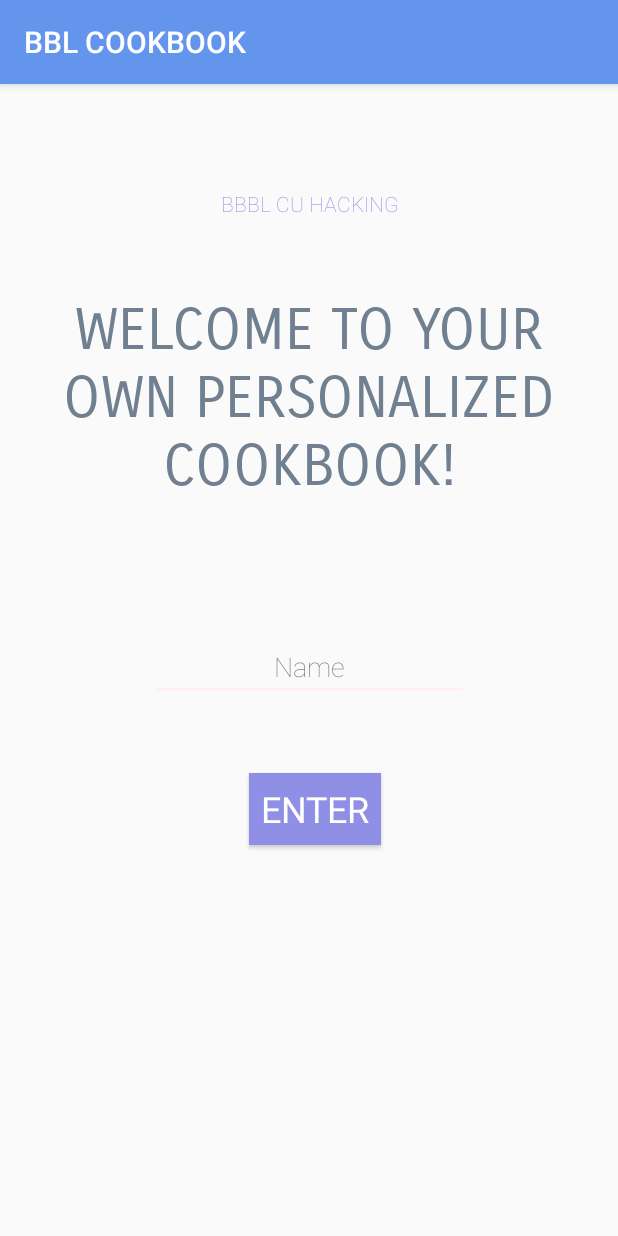
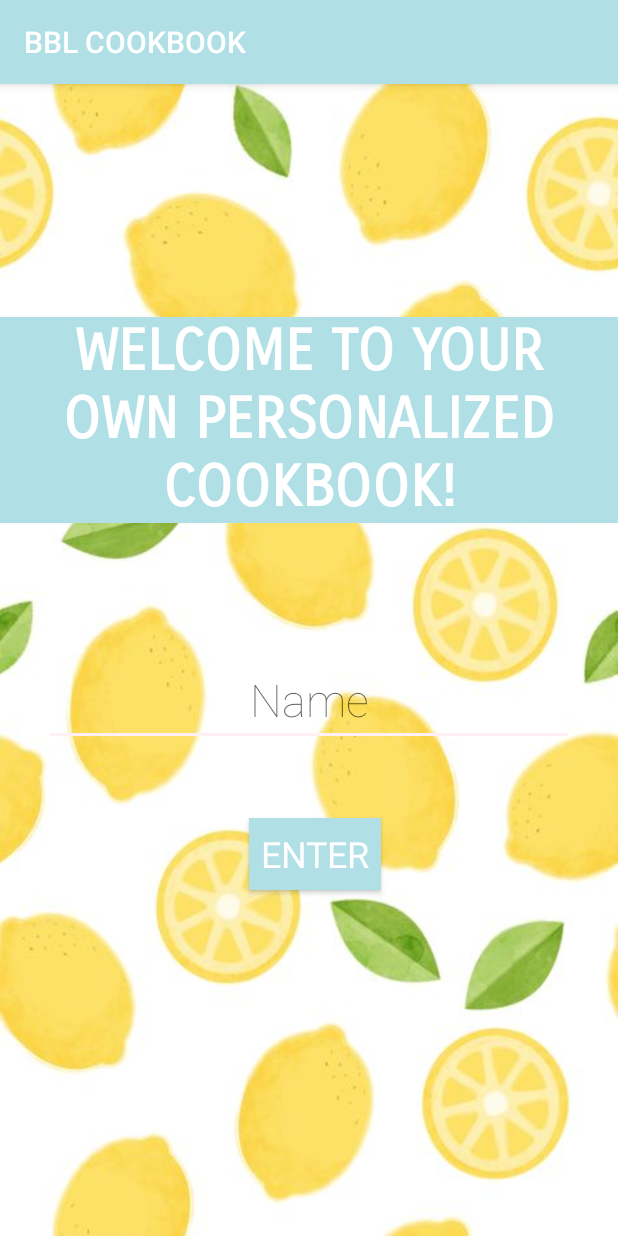
Before and after one commit to ginabak/BBBLcuhacking, an Android app: the screen it shows after launch (MainActivity), on a phone screen of 412 x 824 dp. Run offline under Robolectric (Android 15) with nearby library versions, the phone set to English and light mode, and no system bars; Roboto replaces fonts that are not available here.

Commit message:
Fixed UI/ added background image

```diff
--- a/BBBL/app/src/main/java/com/comp1601/tipntax/CookbookAct.java
+++ b/BBBL/app/src/main/java/com/comp1601/tipntax/CookbookAct.java
@@ -20,12 +20,6 @@ public class CookbookAct extends AppCompatActivity {
     private Intent in;
 
     private Cookbook cookbook;
-
-    @Override
-    public void onBackPressed(){
-        setResult(RESULT_OK, getIntent().putExtra("cookbook", this.cookbook));
-        finish();
-    }
 
     @Override
     protected void onActivityResult(int requestCode, int resultCode, Intent dataIntent){
--- a/BBBL/app/src/main/java/com/comp1601/tipntax/OptionMenu.java
+++ b/BBBL/app/src/main/java/com/comp1601/tipntax/OptionMenu.java
@@ -20,8 +20,8 @@ public class OptionMenu extends AppCompatActivity {
 
     @Override
     protected void onActivityResult(int requestCode, int resultCode, Intent dataIntent){
-        finish();
-        startActivity(dataIntent);
+        //finish();
+        //startActivity(dataIntent);
     }
 
     @Override
@@ -41,7 +41,7 @@ public class OptionMenu extends AppCompatActivity {
         cookbookButton.setOnClickListener(v -> {
             Intent intent = new Intent(OptionMenu.this, CookbookAct.class);
             intent.putExtra("cookbook", this.cookbook);
-            startActivityForResult(intent, 2);
+            startActivity(intent);
         });
         pantryButton.setOnClickListener(v -> {
             Intent intent = new Intent(OptionMenu.this, PantryAct.class);
--- a/BBBL/app/src/main/java/com/comp1601/tipntax/RecipeDisplayAct.java
+++ b/BBBL/app/src/main/java/com/comp1601/tipntax/RecipeDisplayAct.java
@@ -31,7 +31,7 @@ public class RecipeDisplayAct extends AppCompatActivity {
             linearLayout.removeAllViews();
             for (Ingredient ing : cookbook.getRecipes()[i].getIngredients()) {
                 TextView t = new TextView(RecipeDisplayAct.this);
-                t.setText(ing.getQty() + " arbitrary units of " + ing.getName());
+                t.setText(ing.getQty() + " units of " + ing.getName());
                 t.setLayoutParams(defaultText.getLayoutParams());
                 linearLayout.addView(t);
             }
--- a/BBBL/app/src/main/res/layout/activity_main.xml
+++ b/BBBL/app/src/main/res/layout/activity_main.xml
@@ -4,30 +4,33 @@
     xmlns:tools="http://schemas.android.com/tools"
     android:layout_width="match_parent"
     android:layout_height="match_parent"
-    tools:context=".MainActivity">
+    tools:context=".MainActivity"
+    android:background="@drawable/lemon">
 
     <TextView
         android:id="@+id/greeting"
         android:layout_width="wrap_content"
         android:layout_height="137dp"
-        android:layout_marginTop="52dp"
+        android:layout_marginTop="155dp"
+        android:background="@color/PowderBlue"
         android:fontFamily="sans-serif-smallcaps"
         android:text="@string/GREETING"
         android:textAlignment="center"
-        android:textColor="@color/SlateGray"
+        android:textColor="@color/White"
         android:textSize="38sp"
+        android:textStyle="bold"
         android:typeface="normal"
         app:layout_constraintEnd_toEndOf="parent"
         app:layout_constraintHorizontal_bias="0.0"
         app:layout_constraintStart_toStartOf="parent"
-        app:layout_constraintTop_toBottomOf="@+id/title" />
+        app:layout_constraintTop_toTopOf="parent" />
 
     <Button
         android:id="@+id/enter_button"
         android:layout_width="wrap_content"
         android:layout_height="wrap_content"
         android:layout_marginTop="48dp"
-        android:background="@color/DarkBlue"
+        android:background="@color/PowderBlue"
         android:fontFamily="@font/boogaloo"
         android:text="@string/ENTER"
         android:textColor="@color/White"
@@ -36,19 +39,6 @@
         app:layout_constraintHorizontal_bias="0.513"
         app:layout_constraintStart_toStartOf="parent"
         app:layout_constraintTop_toBottomOf="@+id/name_prompt" />
-
-    <TextView
-        android:id="@+id/title"
-        android:layout_width="wrap_content"
-        android:layout_height="wrap_content"
-        android:layout_marginTop="70dp"
-        android:fontFamily="sans-serif-thin"
-        android:text="@string/TITLE"
-        android:textAlignment="center"
-        android:textColor="@color/DarkBlue"
-        app:layout_constraintEnd_toEndOf="parent"
-        app:layout_constraintStart_toStartOf="parent"
-        app:layout_constraintTop_toTopOf="parent" />
 
     <EditText
         android:id="@+id/name_prompt"
@@ -62,8 +52,8 @@
         android:inputType="textPersonName"
         android:text=""
         android:textAlignment="center"
-        android:textColor="@color/DarkBlue"
-        android:textSize="18sp"
+        android:textColor="@color/Black"
+        android:textSize="30sp"
         app:layout_constraintEnd_toEndOf="parent"
         app:layout_constraintStart_toStartOf="parent"
         app:layout_constraintTop_toBottomOf="@+id/greeting" />
--- a/BBBL/app/src/main/res/values/colors.xml
+++ b/BBBL/app/src/main/res/values/colors.xml
@@ -1,6 +1,6 @@
 <?xml version="1.0" encoding="utf-8"?>
 <resources>
-    <color name="colorPrimary">#6495ED</color>
+    <color name="colorPrimary">#B0E0E6</color>
     <color name="colorPrimaryDark">#B0E0E6</color>
     <color name="colorAccent">#FFF0F5</color>
     <color name="Primary">#008577</color>
@@ -98,7 +98,7 @@
     <color name="DarkRed">#8B0000</color>
     <color name="BlueViolet">#8A2BE2</color>
     <color name="LightSkyBlue">#87CEFA</color>
-    <color name="SkyBlue">#87CEEB</color>
+    <color name="SkyBlue">#D6ECF5</color>
     <color name="Gray">#808080</color>
     <color name="Olive">#808000</color>
     <color name="Purple">#800080</color>
```
Also changed, not shown: BBBL/app/src/main/res/layout/activity_cookbook.xml (+6 -5 lines), BBBL/app/src/main/res/layout/activity_option_menu.xml (+6 -5 lines), BBBL/app/src/main/res/layout/activity_recipe_display.xml (+12 -6 lines), BBBL/app/src/main/res/layout/activity_recipe_form.xml (+8 -8 lines), BBBL/app/src/main/res/drawable/food.jpg (added), BBBL/app/src/main/res/drawable/grapefruit.jpg (added), BBBL/app/src/main/res/drawable/image.jpg (added), BBBL/app/src/main/res/drawable/lemon.jpg (added), BBBL/app/src/main/res/drawable/lemon1.jpg (added).
